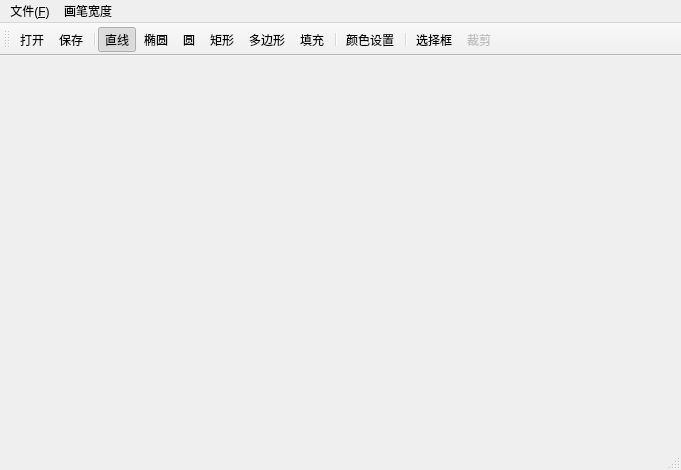
Above: FinalProject/mainwindow.ui from breadstory-x/my-painter before the change. Below: the same form after it.
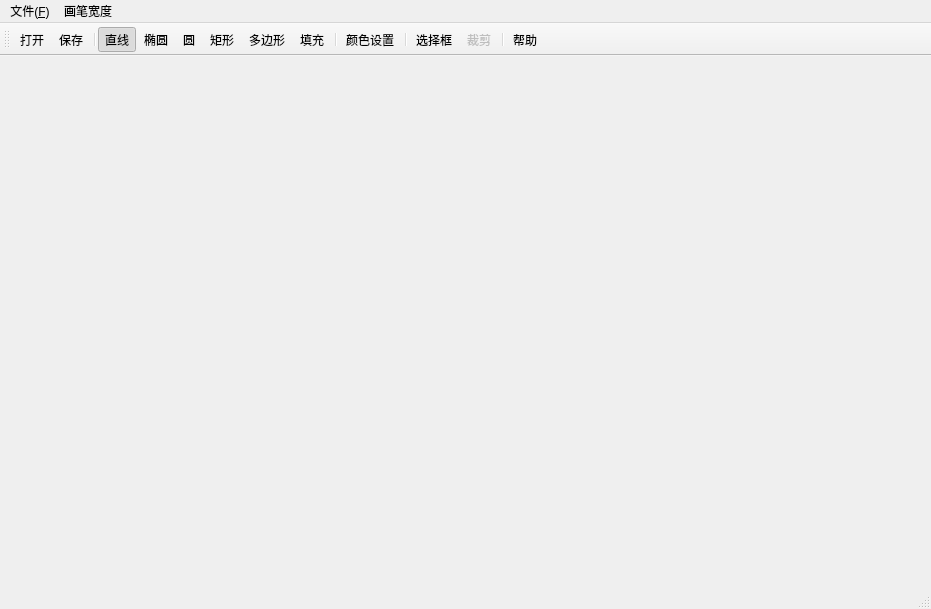
That is the form after the change. Icons and pictures are not drawn.

Patch:
```diff
--- a/FinalProject/mainwindow.ui
+++ b/FinalProject/mainwindow.ui
@@ -6,8 +6,8 @@
    <rect>
     <x>0</x>
     <y>0</y>
-    <width>681</width>
-    <height>470</height>
+    <width>931</width>
+    <height>609</height>
    </rect>
   </property>
   <property name="windowTitle">
@@ -22,7 +22,7 @@
     <rect>
      <x>0</x>
      <y>0</y>
-     <width>681</width>
+     <width>931</width>
      <height>23</height>
     </rect>
    </property>
@@ -89,6 +89,8 @@
    <addaction name="separator"/>
    <addaction name="actionSelect"/>
    <addaction name="actionCut"/>
+   <addaction name="separator"/>
+   <addaction name="action_help"/>
   </widget>
   <widget class="QStatusBar" name="statusBar"/>
   <action name="actionLine">
@@ -482,6 +484,18 @@
     <string>选择</string>
    </property>
   </action>
+  <action name="action_help">
+   <property name="icon">
+    <iconset resource="icon.qrc">
+     <normaloff>:/icons/提示.bmp</normaloff>:/icons/提示.bmp</iconset>
+   </property>
+   <property name="text">
+    <string>帮助</string>
+   </property>
+   <property name="toolTip">
+    <string>帮助</string>
+   </property>
+  </action>
  </widget>
  <layoutdefault spacing="6" margin="11"/>
  <resources/>
```
Left out of the diff: 69 changed lines with no effect on the pictures.
